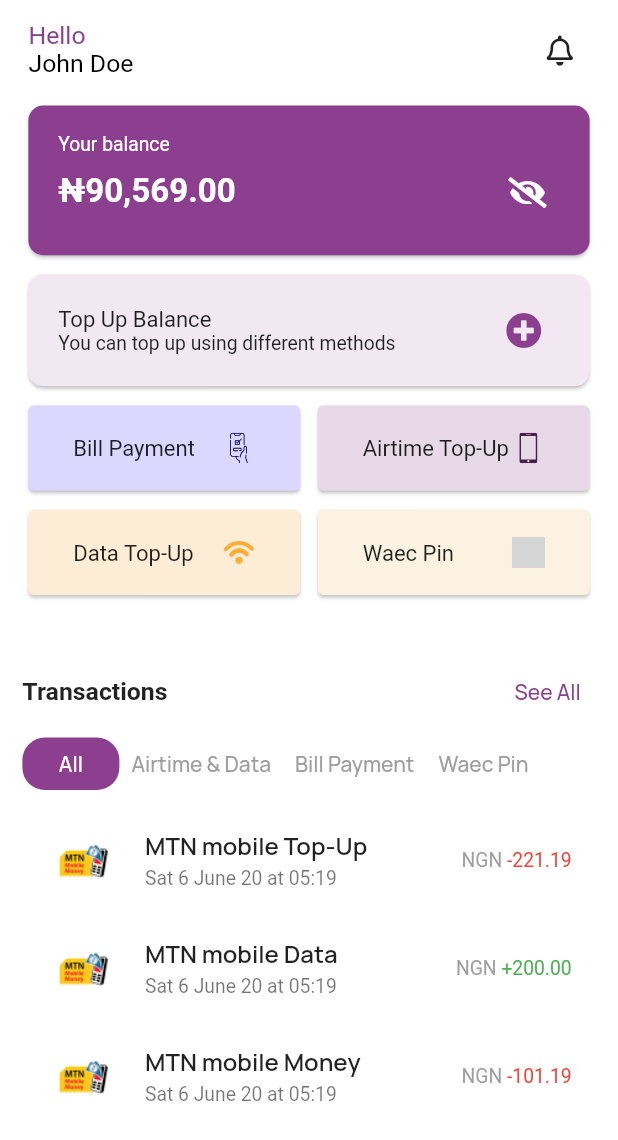
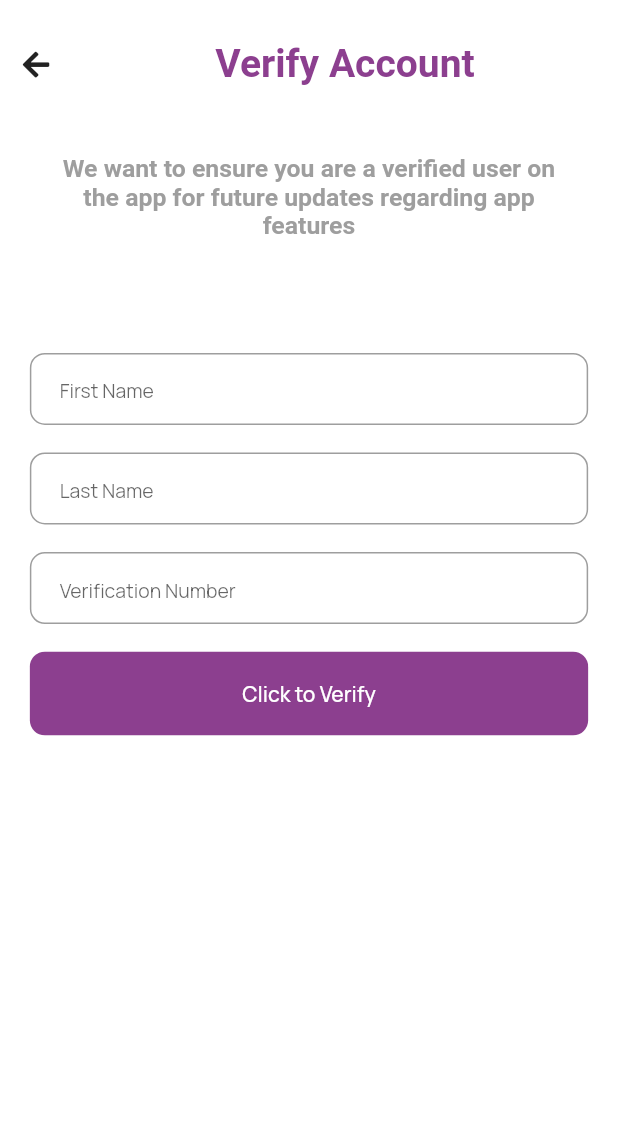
Before and after one commit to Oshinowo/quikpay, a Flutter app: the DashboardScreen screen opened by its route, after a tap on an icon or button, on a phone screen of 412 x 824 dp. Shown: the top 1140 px of the screen. Run offline on Flutter 3.47's test engine with Material 2 defaults, Android fonts, the phone set to English and light mode, and no system bars; our stand-ins replace flutter_screenutil, flutter_svg, font_awesome_flutter, google_fonts, introduction_screen, shared_preferences; accounts and stored records are empty; grey boxes are pictures that could not be loaded.

Commit message:
verification form screen added

```diff
--- a/lib/constants/app_constants.dart
+++ b/lib/constants/app_constants.dart
@@ -9,6 +9,10 @@ const kHeadingTextStyle = TextStyle(
   fontSize: 36.0,
   fontWeight: FontWeight.w800,
 );
+const kSecondHeadingTextStyle = TextStyle(
+  fontSize: 26.0,
+  fontWeight: FontWeight.w600,
+);
 const kTextFieldDecoration = InputDecoration(
   hintText: 'Enter Your Data Here',
   border: InputBorder.none,
--- a/lib/main.dart
+++ b/lib/main.dart
@@ -3,6 +3,7 @@ import 'package:flutter_screenutil/flutter_screenutil.dart';
 import 'package:google_fonts/google_fonts.dart';
 import 'package:quikpay/screens/dashboard/dashboard_screen.dart';
 import 'package:quikpay/screens/onboarding/onboarding_screen.dart';
+import 'package:quikpay/screens/verify_account/verify_account_screen.dart';
 import 'package:shared_preferences/shared_preferences.dart';
 import 'package:quikpay/config/palette.dart';
 import 'package:quikpay/screens/home/home_screen.dart';
@@ -51,6 +52,7 @@ class Quikpay extends StatelessWidget {
           SignUpScreen.id: (context) => const SignUpScreen(),
           OnboardingScreen.id: (context) => const OnboardingScreen(),
           DashboardScreen.id: (context) => const DashboardScreen(),
+          VerifyAccount.id: (context)=> const VerifyAccount(),
         },
       ),
     );
--- a/lib/screens/dashboard/dashboard_screen.dart
+++ b/lib/screens/dashboard/dashboard_screen.dart
@@ -5,6 +5,7 @@ import 'package:quikpay/constants/app_constants.dart';
 import 'package:quikpay/screens/dashboard/local_components/dashboard_mini_card_with_icon.dart';
 import 'package:quikpay/screens/dashboard/local_components/transaction_list_tile.dart';
 import 'package:quikpay/screens/dashboard/local_components/transactions_navigation_menu_button.dart';
+import 'package:quikpay/screens/verify_account/verify_account_screen.dart';
 
 class DashboardScreen extends StatefulWidget {
   static const String id = 'dashboard screen';
@@ -150,7 +151,9 @@ class _DashboardScreenState extends State<DashboardScreen> {
                               ),
                             ),
                             IconButton(
-                              onPressed: () {},
+                              onPressed: () => Navigator.of(context).pushNamed(
+                                VerifyAccount.id,
+                              ),
                               icon: const Icon(
                                 FontAwesomeIcons.plusCircle,
                                 color: kPrimaryColour,
--- /dev/null
+++ b/lib/screens/verify_account/verify_account_screen.dart
@@ -0,0 +1,141 @@
+import 'package:flutter/material.dart';
+import 'package:flutter/painting.dart';
+import 'package:flutter_screenutil/flutter_screenutil.dart';
+import 'package:font_awesome_flutter/font_awesome_flutter.dart';
+import 'package:quikpay/components/custom_button.dart';
+import 'package:quikpay/components/custom_text_form_field.dart';
+import 'package:quikpay/constants/app_constants.dart';
+
+class VerifyAccount extends StatefulWidget {
+  const VerifyAccount({Key? key}) : super(key: key);
+
+  static const String id = 'verify account';
+
+  @override
+  _VerifyAccountState createState() => _VerifyAccountState();
+}
+
+class _VerifyAccountState extends State<VerifyAccount> {
+  final _verifyAccountGlobalKey = GlobalKey<FormState>();
+  final TextEditingController _firstNameController = TextEditingController();
+  final TextEditingController _lastNameController = TextEditingController();
+  final TextEditingController _verificationNumberController =
+      TextEditingController();
+
+  @override
+  Widget build(BuildContext context) {
+    return GestureDetector(
+      onTap: FocusScope.of(context).unfocus,
+      child: Scaffold(
+        body: SingleChildScrollView(
+          child: SafeArea(
+            child: Padding(
+              padding: EdgeInsets.symmetric(
+                vertical: kDefaultPadding.h,
+              ),
+              child: Column(
+                crossAxisAlignment: CrossAxisAlignment.stretch,
+                children: [
+                  Row(
+                    children: [
+                      Align(
+                        alignment: Alignment.topLeft,
+                        child: IconButton(
+                          onPressed: () => Navigator.of(context).pop(),
+                          icon: Icon(
+                            FontAwesomeIcons.arrowLeft,
+                            size: kDefaultIconSize.sp,
+                          ),
+                        ),
+                      ),
+                      Expanded(
+                        flex: 2,
+                        child: Text(
+                          'Verify Account',
+                          style: kSecondHeadingTextStyle.copyWith(
+                            color: kPrimaryColour,
+                          ),
+                          textAlign: TextAlign.center,
+                        ),
+                      ),
+                    ],
+                  ),
+                  SizedBox(
+                    height: kDefaultPadding.h * 2,
+                  ),
+                  Padding(
+                    padding: EdgeInsets.symmetric(
+                      horizontal: kDefaultPadding.w * 2,
+                    ),
+                    child: Text(
+                      'We want to ensure you are a verified user on the app for future updates regarding app features',
+                      textAlign: TextAlign.center,
+                      style: TextStyle(
+                          color: Colors.grey,
+                          fontSize: 18.0.sp,
+                          fontWeight: FontWeight.w600),
+                    ),
+                  ),
+                  SizedBox(
+                    height: kDefaultPadding.h * 3,
+                  ),
+                  Form(
+                    key: _verifyAccountGlobalKey,
+                    child: Padding(
+                      padding: EdgeInsets.all(
+                        kDefaultPadding.w,
+                      ),
+                      child: Column(
+                        crossAxisAlignment: CrossAxisAlignment.stretch,
+                        children: [
+                          CustomTextField(
+                            textInputAction: TextInputAction.next,
+                            controller: _firstNameController,
+                            asTerikText: false,
+                            keyboardInputType: TextInputType.name,
+                            validate: (value) {},
+                            placeholder: 'First Name',
+                          ),
+                          SizedBox(
+                            height: kDefaultPadding.h,
+                          ),
+                          CustomTextField(
+                            textInputAction: TextInputAction.next,
+                            controller: _lastNameController,
+                            asTerikText: false,
+                            keyboardInputType: TextInputType.name,
+                            validate: (value) {},
+                            placeholder: 'Last Name',
+                          ),
+                          SizedBox(
+                            height: kDefaultPadding.h,
+                          ),
+                          CustomTextField(
+                            textInputAction: TextInputAction.next,
+                            controller: _verificationNumberController,
+                            asTerikText: false,
+                            keyboardInputType: TextInputType.number,
+                            validate: (value) {},
+                            placeholder: 'Verification Number',
+                          ),
+                          SizedBox(
+                            height: kDefaultPadding.h,
+                          ),
+                          CustomButton(
+                            label: 'Click to Verify',
+                            buttonBackgroundColor: kPrimaryColour,
+                            pressed: () {},
+                          ),
+                        ],
+                      ),
+                    ),
+                  ),
+                ],
+              ),
+            ),
+          ),
+        ),
+      ),
+    );
+  }
+}
```
